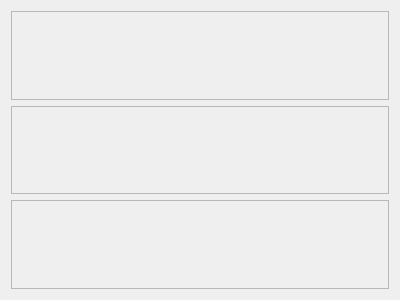
The window that forms/start.ui (isis-group/vast) describes before a commit, drawn with Qt 5.
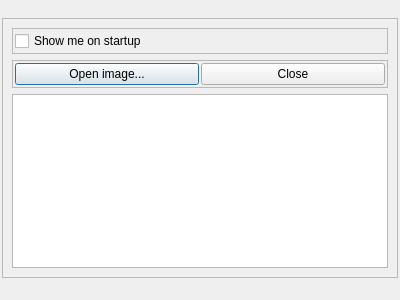
The same window after the commit.

The edit to the form file:
```diff
--- a/forms/start.ui
+++ b/forms/start.ui
@@ -10,37 +10,134 @@
     <height>300</height>
    </rect>
   </property>
+  <property name="sizePolicy">
+   <sizepolicy hsizetype="Maximum" vsizetype="Maximum">
+    <horstretch>0</horstretch>
+    <verstretch>0</verstretch>
+   </sizepolicy>
+  </property>
   <property name="windowTitle">
    <string>Dialog</string>
   </property>
   <layout class="QVBoxLayout" name="verticalLayout">
+   <property name="spacing">
+    <number>2</number>
+   </property>
+   <property name="margin">
+    <number>2</number>
+   </property>
    <item>
-    <widget class="QFrame" name="imageFrame">
-     <property name="frameShape">
-      <enum>QFrame::StyledPanel</enum>
+    <widget class="QLabel" name="imageLabel">
+     <property name="sizePolicy">
+      <sizepolicy hsizetype="Minimum" vsizetype="Minimum">
+       <horstretch>0</horstretch>
+       <verstretch>0</verstretch>
+      </sizepolicy>
      </property>
-     <property name="frameShadow">
-      <enum>QFrame::Raised</enum>
-     </property>
-    </widget>
-   </item>
-   <item>
-    <widget class="QFrame" name="statusFrame">
-     <property name="frameShape">
-      <enum>QFrame::StyledPanel</enum>
-     </property>
-     <property name="frameShadow">
-      <enum>QFrame::Raised</enum>
+     <property name="text">
+      <string/>
      </property>
     </widget>
    </item>
    <item>
     <widget class="QFrame" name="buttonFrame">
+     <property name="sizePolicy">
+      <sizepolicy hsizetype="Preferred" vsizetype="Maximum">
+       <horstretch>0</horstretch>
+       <verstretch>0</verstretch>
+      </sizepolicy>
+     </property>
      <property name="frameShape">
       <enum>QFrame::StyledPanel</enum>
      </property>
      <property name="frameShadow">
       <enum>QFrame::Raised</enum>
+     </property>
+     <layout class="QVBoxLayout" name="verticalLayout_2">
+      <item>
+       <widget class="QFrame" name="frame_2">
+        <property name="frameShape">
+         <enum>QFrame::StyledPanel</enum>
+        </property>
+        <property name="frameShadow">
+         <enum>QFrame::Raised</enum>
+        </property>
+        <layout class="QVBoxLayout" name="verticalLayout_3">
+         <property name="spacing">
+          <number>2</number>
+         </property>
+         <property name="margin">
+          <number>2</number>
+         </property>
+         <item>
+          <widget class="QCheckBox" name="showMeCheck">
+           <property name="text">
+            <string>Show me on startup</string>
+           </property>
+          </widget>
+         </item>
+        </layout>
+       </widget>
+      </item>
+      <item>
+       <widget class="QFrame" name="frame">
+        <property name="frameShape">
+         <enum>QFrame::StyledPanel</enum>
+        </property>
+        <property name="frameShadow">
+         <enum>QFrame::Raised</enum>
+        </property>
+        <layout class="QHBoxLayout" name="horizontalLayout">
+         <property name="spacing">
+          <number>2</number>
+         </property>
+         <property name="margin">
+          <number>2</number>
+         </property>
+         <item>
+          <widget class="QPushButton" name="openImageButton">
+           <property name="text">
+            <string>Open image...</string>
+           </property>
+          </widget>
+         </item>
+         <item>
+          <widget class="QPushButton" name="pushButton_2">
+           <property name="text">
+            <string>Close</string>
+           </property>
+          </widget>
+         </item>
+        </layout>
+       </widget>
+      </item>
+      <item>
+       <widget class="QListWidget" name="favList">
+        <property name="sizePolicy">
+         <sizepolicy hsizetype="Preferred" vsizetype="Maximum">
+          <horstretch>0</horstretch>
+          <verstretch>0</verstretch>
+         </sizepolicy>
+        </property>
+       </widget>
+      </item>
+     </layout>
+    </widget>
+   </item>
+   <item>
+    <widget class="QLabel" name="statusLabel">
+     <property name="font">
+      <font>
+       <pointsize>12</pointsize>
+       <weight>75</weight>
+       <bold>true</bold>
+      </font>
+     </property>
+     <property name="text">
+      <string/>
+     </property>
+     <property name="alignment">
+      <set>Qt::AlignCenter</set>
      </property>
     </widget>
    </item>
```
Left out of the diff: 25 changed lines with no effect on the pictures.
